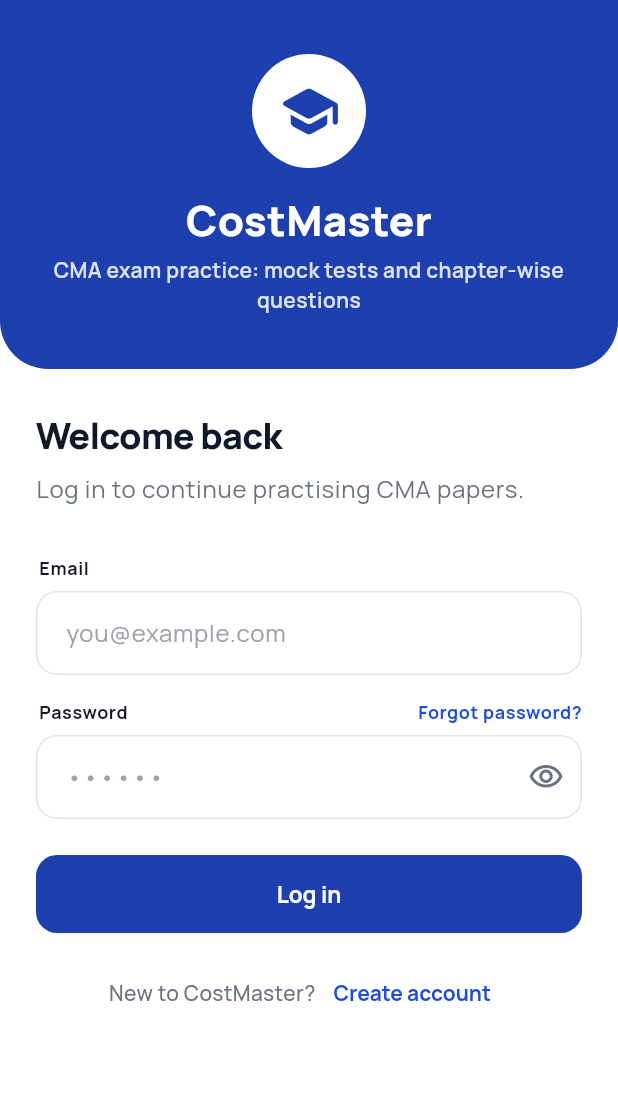
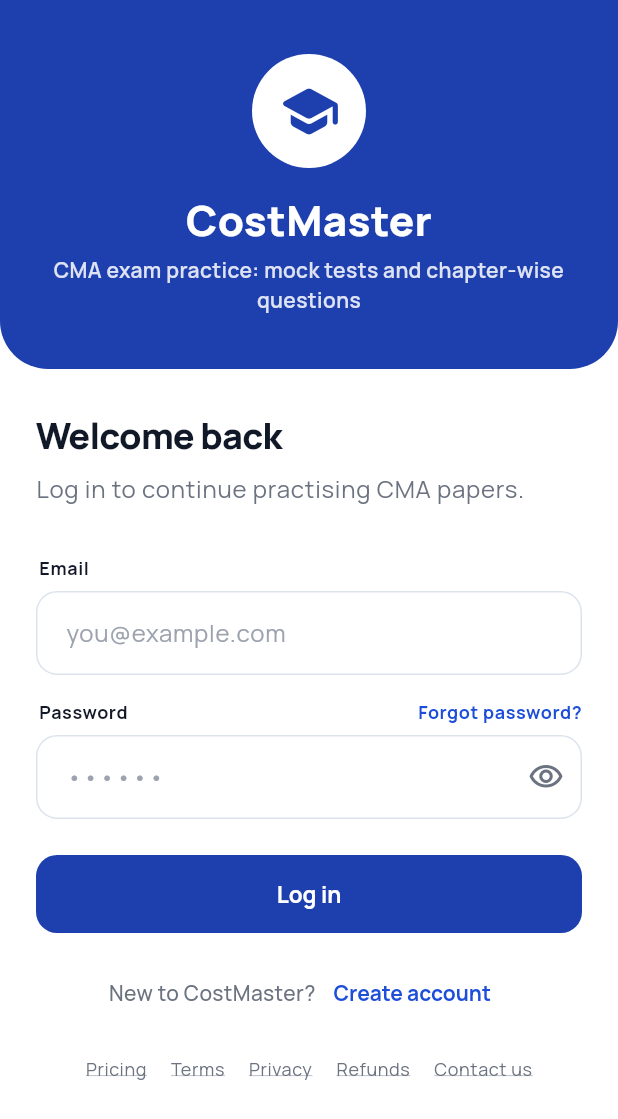
Before and after one commit to Sajeercherukottayil/CostMaster, a Flutter app: the screen it shows after launch, on a phone screen of 412 x 824 dp. Shown: the top 1119 px of the screen. Run offline on Flutter 3.47's test engine with Material 3 defaults, Android fonts, the phone set to English and light mode, and no system bars; our stand-ins replace firebase_auth, firebase_core, shared_preferences; accounts and stored records are empty.

Commit message:
Link the policy pages from the login screen and Profile
Co-Authored-By: Claude Opus 5.5 <noreply@anthropic.com>

```diff
--- a/lib/screens/auth_screen.dart
+++ b/lib/screens/auth_screen.dart
@@ -2,6 +2,7 @@ import 'package:flutter/material.dart';
 
 import '../services/auth_service.dart';
 import '../theme.dart';
+import '../widgets/policy_links.dart';
 
 /// Log in or create an account with email and password.
 class AuthScreen extends StatefulWidget {
@@ -338,6 +339,8 @@ class _AuthScreenState extends State<AuthScreen> {
                               ),
                             ],
                           ),
+                          const SizedBox(height: 8),
+                          const PolicyLinks(),
                         ],
                       ),
                     ),
--- a/lib/screens/profile_screen.dart
+++ b/lib/screens/profile_screen.dart
@@ -4,6 +4,7 @@ import '../data/question_bank.dart';
 import '../services/auth_service.dart';
 import '../state/app_state.dart';
 import '../theme.dart';
+import '../widgets/policy_links.dart';
 import '../widgets/ui.dart';
 import 'profile_form_screen.dart';
 
@@ -170,6 +171,8 @@ class ProfileScreen extends StatelessWidget {
                     ],
                   ),
                 ),
+                const SizedBox(height: 8),
+                const PolicyLinks(),
               ],
             ),
           ),
--- /dev/null
+++ b/lib/widgets/policy_links.dart
@@ -0,0 +1,59 @@
+import 'package:flutter/material.dart';
+import 'package:url_launcher/url_launcher.dart';
+
+import '../theme.dart';
+
+/// Where the policy pages in web/ are published.
+const policySiteBase = 'https://costmaster-ck.web.app';
+
+/// The policy pages, as (path, label).
+const policyPages = [
+  ('pricing', 'Pricing'),
+  ('terms', 'Terms'),
+  ('privacy', 'Privacy'),
+  ('refund', 'Refunds'),
+  ('contact', 'Contact us'),
+];
+
+/// Opens a policy page from web/ in the browser.
+Future<void> openPolicyPage(BuildContext context, String path) async {
+  final messenger = ScaffoldMessenger.of(context);
+  final opened = await launchUrl(
+    Uri.parse('$policySiteBase/$path'),
+    mode: LaunchMode.externalApplication,
+  );
+  if (!opened) {
+    messenger.showSnackBar(
+      SnackBar(content: Text('Could not open $policySiteBase/$path')),
+    );
+  }
+}
+
+/// A small row of links to the policy pages.
+class PolicyLinks extends StatelessWidget {
+  const PolicyLinks({super.key});
+
+  @override
+  Widget build(BuildContext context) {
+    final style = Theme.of(context).textTheme.bodySmall?.copyWith(
+      color: AppColors.muted,
+      decoration: TextDecoration.underline,
+      decorationColor: AppColors.muted,
+    );
+    return Wrap(
+      alignment: WrapAlignment.center,
+      children: [
+        for (final (path, label) in policyPages)
+          TextButton(
+            style: TextButton.styleFrom(
+              padding: const EdgeInsets.symmetric(horizontal: 8),
+              minimumSize: const Size(0, 36),
+              tapTargetSize: MaterialTapTargetSize.shrinkWrap,
+            ),
+            onPressed: () => openPolicyPage(context, path),
+            child: Text(label, style: style),
+          ),
+      ],
+    );
+  }
+}
--- a/pubspec.yaml
+++ b/pubspec.yaml
@@ -41,6 +41,7 @@ dependencies:
   shared_preferences_android: ">=2.4.24 <2.5.0"
   firebase_core: ^5.0.0
   firebase_auth: ^7.0.0
+  url_launcher: ^6.3.3
 dev_dependencies:
   flutter_test:
     sdk: flutter
```
Also changed, not shown: pubspec.lock, 1 other file.
